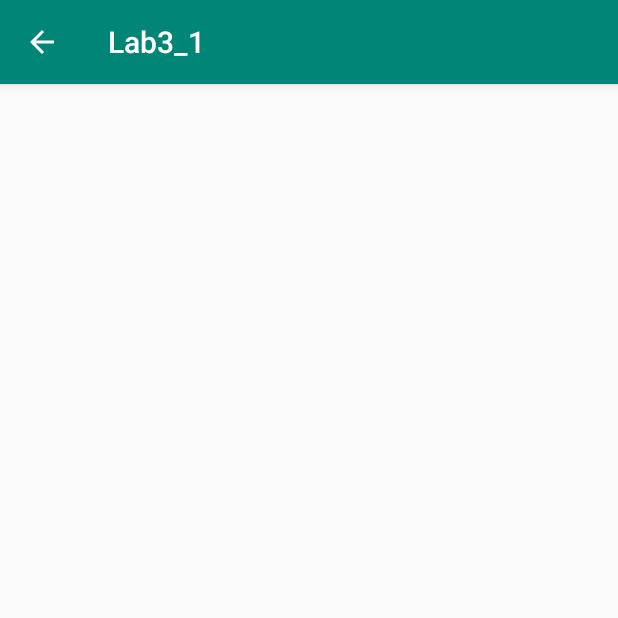
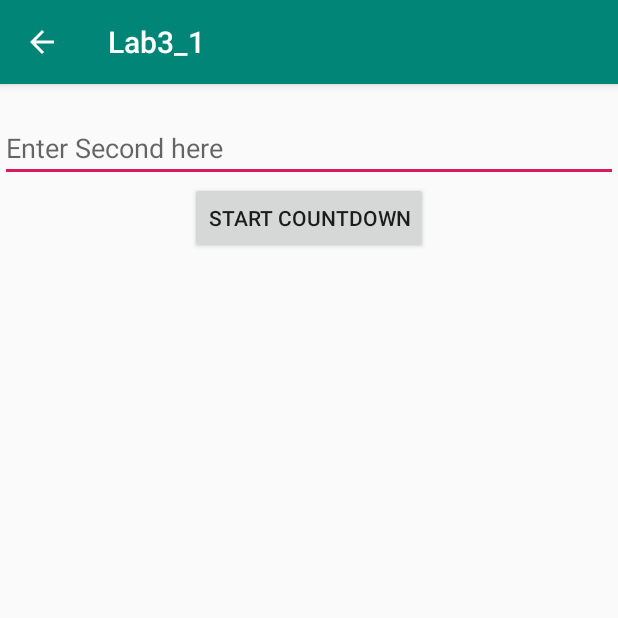
Before and after one commit to longnguyendr/Advance-android-exercises, an Android app: the EggTimerActivity screen opened directly, with no data from a screen before it, on a phone screen of 412 x 824 dp, the top half of it. Run offline under Robolectric (Android 15) with nearby library versions, the phone set to English and light mode, and no system bars.

Commit message:
complete lab 3

```diff
--- a/Lab3_1/app/src/main/java/com/example/lab3_1/EggTimerActivity.java
+++ b/Lab3_1/app/src/main/java/com/example/lab3_1/EggTimerActivity.java
@@ -1,13 +1,31 @@
 package com.example.lab3_1;
 
+import android.content.Intent;
 import android.support.v7.app.AppCompatActivity;
 import android.os.Bundle;
+import android.view.View;
+import android.widget.Button;
+import android.widget.EditText;
 
 public class EggTimerActivity extends AppCompatActivity {
-
+    EditText TimeInput;
+    Button btnTime;
     @Override
     protected void onCreate(Bundle savedInstanceState) {
         super.onCreate(savedInstanceState);
         setContentView(R.layout.activity_egg_timer);
+
+        btnTime = findViewById(R.id.TimeButton);
+        TimeInput = findViewById(R.id.TimeInput);
+
+
+        btnTime.setOnClickListener(new View.OnClickListener() {
+            @Override
+            public void onClick(View view) {
+                Intent i = new Intent(EggTimerActivity.this, CountDownActivity.class);
+                i.putExtra("TimeVal" , Integer.parseInt(String.valueOf(TimeInput.getText())));
+                startActivity(i);
+            }
+        });
     }
 }
--- a/Lab3_1/app/src/main/res/layout/activity_egg_timer.xml
+++ b/Lab3_1/app/src/main/res/layout/activity_egg_timer.xml
@@ -5,5 +5,22 @@
     android:layout_width="match_parent"
     android:layout_height="match_parent"
     tools:context=".EggTimerActivity">
-
+    <EditText
+        android:id="@+id/TimeInput"
+        app:layout_constraintTop_toTopOf="parent"
+        app:layout_constraintLeft_toLeftOf="parent"
+        app:layout_constraintRight_toRightOf="parent"
+        android:layout_marginTop="20dp"
+        android:layout_width="match_parent"
+        android:layout_height="wrap_content"
+        android:inputType="number"
+        android:hint="@string/EggTimerText"/>
+    <Button
+        android:id="@+id/TimeButton"
+        android:layout_width="wrap_content"
+        android:layout_height="wrap_content"
+        app:layout_constraintLeft_toLeftOf="parent"
+        app:layout_constraintRight_toRightOf="parent"
+        app:layout_constraintTop_toBottomOf="@+id/TimeInput"
+        android:text="Start CountDown"/>
 </android.support.constraint.ConstraintLayout>
--- a/Lab3_1/app/src/main/res/values/strings.xml
+++ b/Lab3_1/app/src/main/res/values/strings.xml
@@ -19,4 +19,6 @@
     <string name="Mamals">Mamals</string>
     <string name="Sheep">Cute Sheep</string>
     <string name="Wolf">Brave Wolf</string>
+    <string name="EggTimerText">Enter Second here</string>
+    <string name="TimeCount">Time here</string>
 </resources>
```
Also changed, not shown: Lab3_1/app/src/main/AndroidManifest.xml (+13 -4 lines), Lab3_1/app/src/main/java/com/example/lab3_1/CountDownActivity.java (added, +46 -0 lines), Lab3_1/app/src/main/res/layout/activity_count_down.xml (added, +20 -0 lines).
